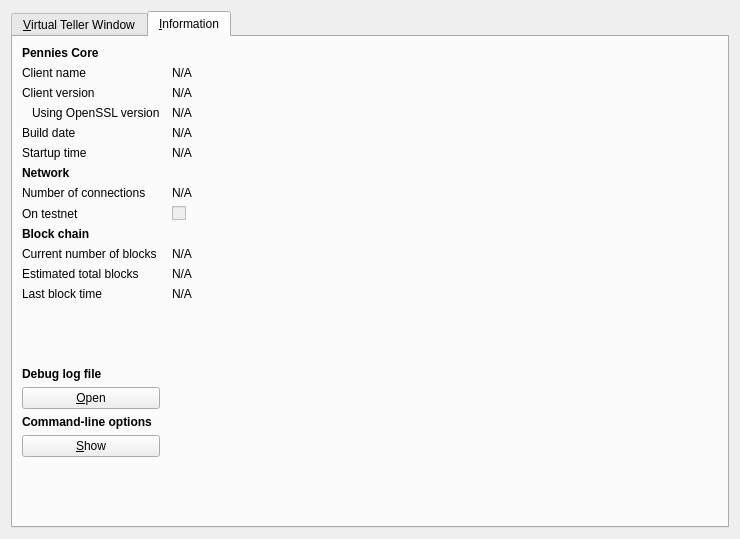
Old version of the form src/qt/forms/rpcconsole.ui in the repository RazorLove/pennies.
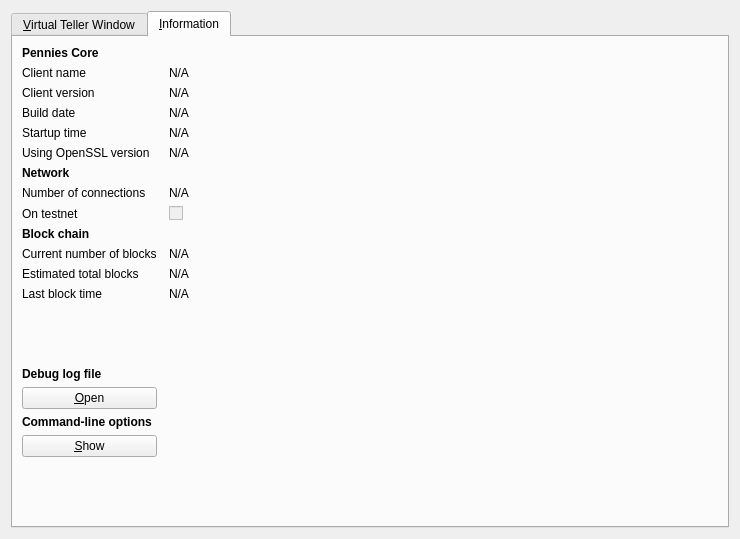
New version of the form. The open tabs and pages were chosen to show the change. Icons and pictures are not drawn.

Commit message: irrelevant minor gui modification (It's been bothering me)

The edit to the form file:
```diff
--- a/src/qt/forms/rpcconsole.ui
+++ b/src/qt/forms/rpcconsole.ui
@@ -159,39 +159,13 @@
         </widget>
        </item>
        <item row="3" column="0">
-        <widget class="QLabel" name="label_14">
-         <property name="text">
-          <string>Using OpenSSL version</string>
-         </property>
-         <property name="indent">
-          <number>10</number>
-         </property>
-        </widget>
-       </item>
-       <item row="3" column="1">
-        <widget class="QLabel" name="openSSLVersion">
-         <property name="cursor">
-          <cursorShape>IBeamCursor</cursorShape>
-         </property>
-         <property name="text">
-          <string>N/A</string>
-         </property>
-         <property name="textFormat">
-          <enum>Qt::PlainText</enum>
-         </property>
-         <property name="textInteractionFlags">
-          <set>Qt::LinksAccessibleByMouse|Qt::TextSelectableByKeyboard|Qt::TextSelectableByMouse</set>
-         </property>
-        </widget>
-       </item>
-       <item row="4" column="0">
         <widget class="QLabel" name="label_12">
          <property name="text">
           <string>Build date</string>
          </property>
         </widget>
        </item>
-       <item row="4" column="1">
+       <item row="3" column="1">
         <widget class="QLabel" name="buildDate">
          <property name="cursor">
           <cursorShape>IBeamCursor</cursorShape>
@@ -207,14 +181,14 @@
          </property>
         </widget>
        </item>
-       <item row="5" column="0">
+       <item row="4" column="0">
         <widget class="QLabel" name="label_13">
          <property name="text">
           <string>Startup time</string>
          </property>
         </widget>
        </item>
-       <item row="5" column="1">
+       <item row="4" column="1">
         <widget class="QLabel" name="startupTime">
          <property name="cursor">
           <cursorShape>IBeamCursor</cursorShape>
@@ -230,6 +204,29 @@
          </property>
         </widget>
        </item>
+       <item row="5" column="0">
+        <widget class="QLabel" name="label_14">
+         <property name="text">
+          <string>Using OpenSSL version</string>
+         </property>
+        </widget>
+       </item>
+       <item row="5" column="1">
+        <widget class="QLabel" name="openSSLVersion">
+         <property name="cursor">
+          <cursorShape>IBeamCursor</cursorShape>
+         </property>
+         <property name="text">
+          <string>N/A</string>
+         </property>
+         <property name="textFormat">
+          <enum>Qt::PlainText</enum>
+         </property>
+         <property name="textInteractionFlags">
+          <set>Qt::LinksAccessibleByMouse|Qt::TextSelectableByKeyboard|Qt::TextSelectableByMouse</set>
+         </property>
+        </widget>
+       </item>
        <item row="6" column="0">
         <widget class="QLabel" name="label_11">
          <property name="font">
```
